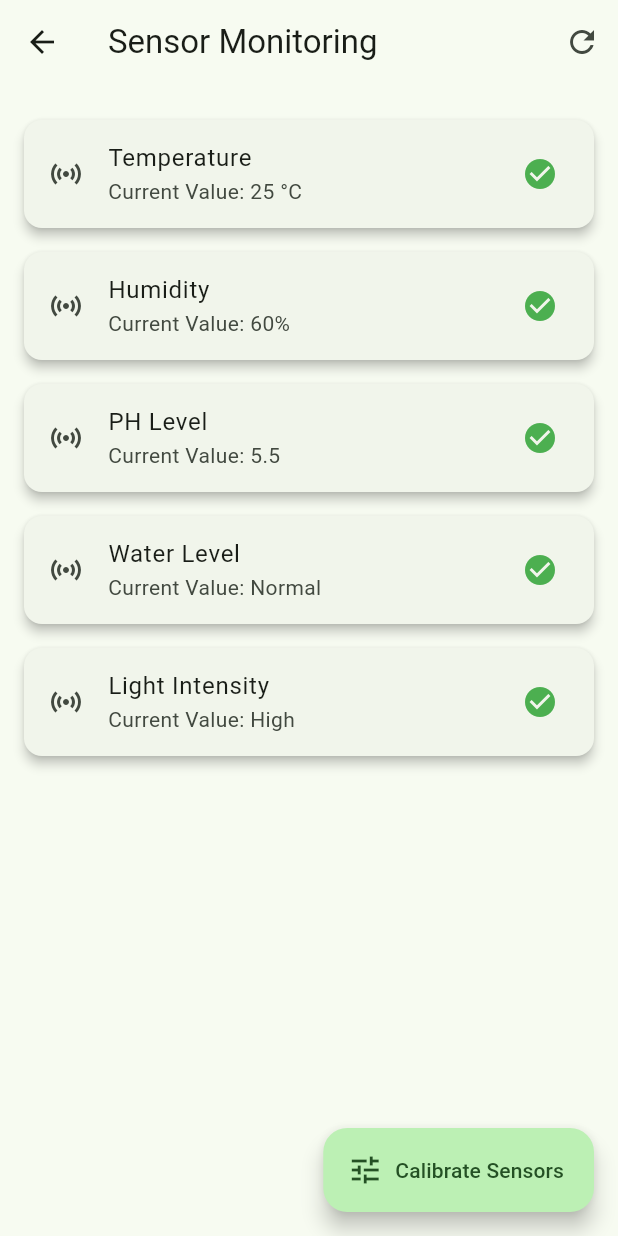
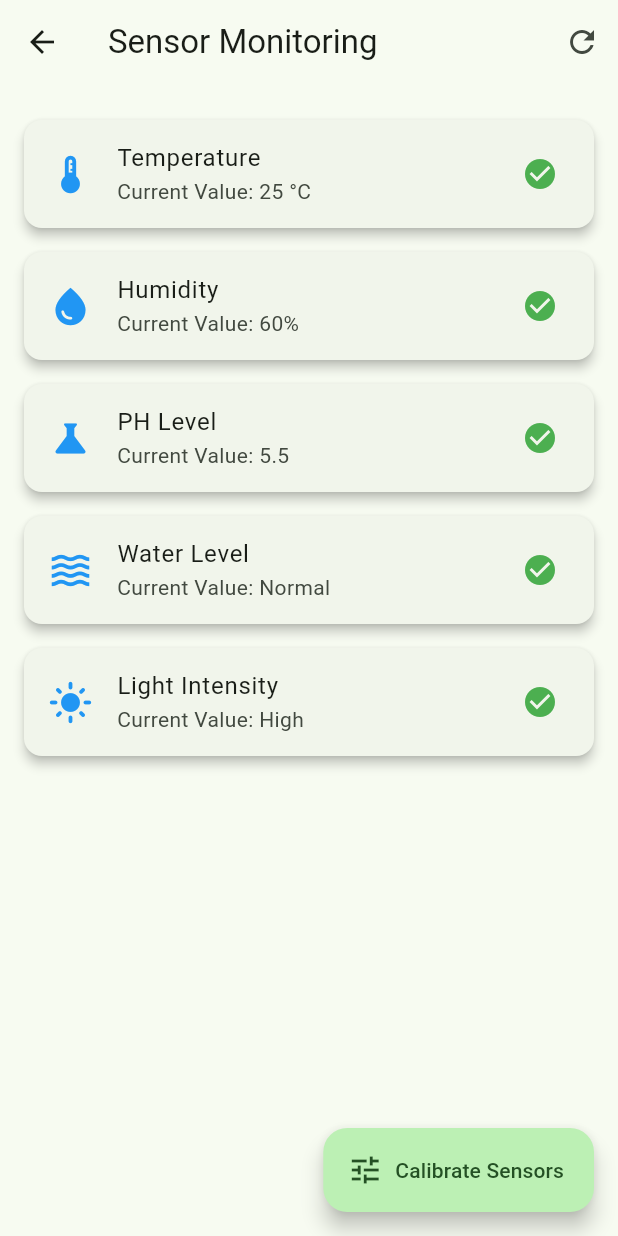
Before and after one commit to Nancy-Amr/Hydro-ponicApp, a Flutter app: the SensorMonitoringScreen screen opened by its route, on a phone screen of 412 x 824 dp. Run offline on Flutter 3.47's test engine with Material 3 defaults, Android fonts, the phone set to English and light mode, and no system bars.

Commit message:
Updating Sensormonitoring Screen with Icons

```diff
--- a/hydroponic_app/lib/screens/sensor_monitoring.dart
+++ b/hydroponic_app/lib/screens/sensor_monitoring.dart
@@ -1,7 +1,7 @@
 //import for material design widgets like Scaffold,AppBar, ListTile,FloatingActionButton,etc
 import 'package:flutter/material.dart';
 
-//stateful widget used because the screen has mutable stste (autoRefresh toggles )
+//stateful widget used because the screen has mutable state (autoRefresh toggles )
 class SensorMonitoringScreen extends StatefulWidget {
   const SensorMonitoringScreen({super.key});
 
@@ -21,6 +21,15 @@ class _SensorMonitoringScreenState extends State<SensorMonitoringScreen> {
 
   //controls whether the refresh icon is filled or outlined
   bool autoRefresh = true;
+
+  //Map sensor names to icons
+  final Map<String, IconData> sensorIcons = {
+    'Temperature': Icons.thermostat,
+    'Humidity': Icons.water_drop,
+    'PH Level': Icons.science,
+    'Water Level': Icons.waves,
+    'Light Intensity': Icons.light_mode,
+  };
 
   @override
   Widget build(BuildContext context) {
@@ -49,7 +58,11 @@ class _SensorMonitoringScreenState extends State<SensorMonitoringScreen> {
               margin: const EdgeInsets.symmetric(vertical: 8),
               //ListTile displays each sensor's name , value , and status icon
               child: ListTile(
-                leading: const Icon(Icons.sensors),
+                leading: Icon(
+                  sensorIcons[entry.key] ?? Icons.sensors,
+                  color: Colors.blue,
+                  size: 30,
+                ),
                 title: Text(entry.key),
                 subtitle: Text('Current Value: ${entry.value}'),
                 trailing: const Icon(Icons.check_circle, color: Colors.green),
```
